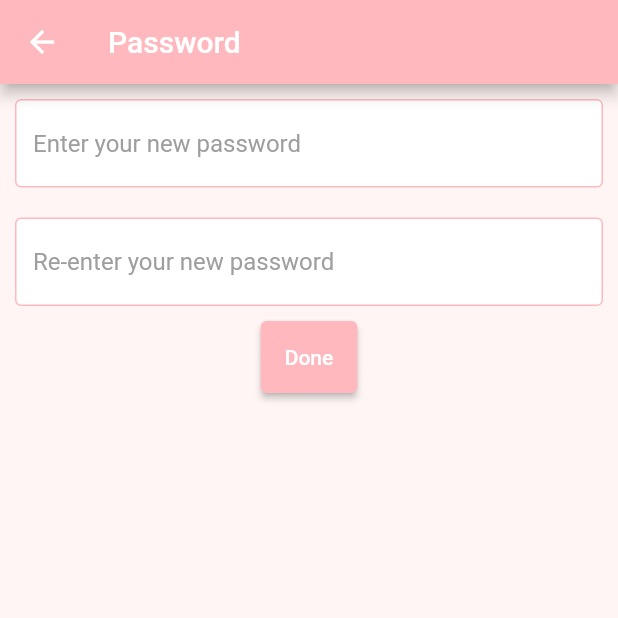
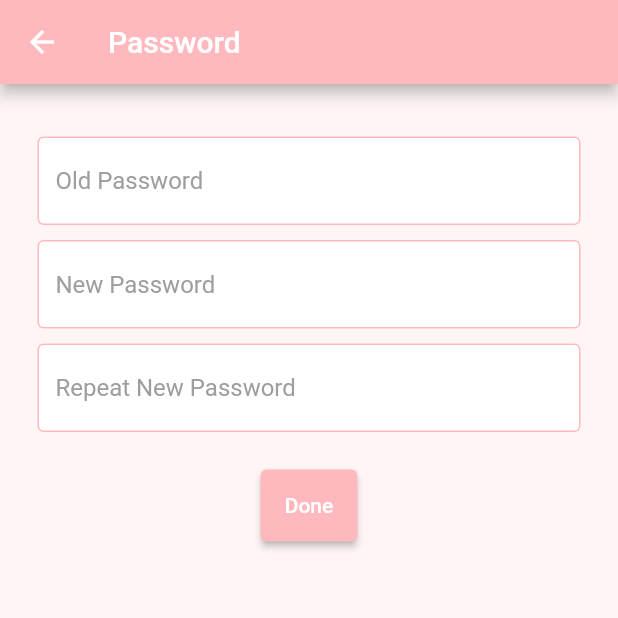
Before and after one commit to Kelpins/Mood-Tracker, a Flutter app: the Password screen opened directly, after a tap on "Done", on a phone screen of 412 x 824 dp, the top half of it. Run offline on Flutter 3.47's test engine with Material 2 defaults, Android fonts, the phone set to English and light mode, and no system bars; our stand-ins replace cloud_firestore, firebase_auth, firebase_core, fl_chart, flutter_heatmap_calendar, group_button and 2 more; accounts and stored records are empty.

Commit message:
change password code works

```diff
--- a/mood_tracker_app/lib/profile.dart
+++ b/mood_tracker_app/lib/profile.dart
@@ -98,7 +98,7 @@ class AccountInfo extends StatelessWidget {
         Card(
           child: ListTile(
             leading: Icon(Icons.email),
-            title: Text('Email'),
+            title: Text('Change Email'),
             trailing: Icon(Icons.chevron_right),
             onTap: () {
               Navigator.push(
@@ -113,7 +113,7 @@ class AccountInfo extends StatelessWidget {
         Card(
           child: ListTile(
             leading: Icon(Icons.password),
-            title: Text('Password'),
+            title: Text('Change Password'),
             trailing: Icon(Icons.chevron_right),
             onTap: () {
               Navigator.push(
--- a/mood_tracker_app/lib/profilePages/password.dart
+++ b/mood_tracker_app/lib/profilePages/password.dart
@@ -1,8 +1,16 @@
+import 'package:firebase_auth/firebase_auth.dart';
 import 'package:flutter/material.dart';
+
+import '../components/textfield.dart';
 
 class Password extends StatelessWidget {
   @override
   Widget build(BuildContext context) {
+    var user = FirebaseAuth.instance.currentUser!;
+    final passwordController = TextEditingController();
+    final oldPasswordController = TextEditingController();
+    final passwordCheckController = TextEditingController();
+
     return Scaffold(
       appBar: AppBar(
         leading: IconButton(
@@ -18,7 +26,7 @@ class Password extends StatelessWidget {
       body: Center(
         child: Column(
           children: [
-            Container(
+            /*Container(
               margin: EdgeInsets.all(10),
               child: TextField(
                 decoration: InputDecoration(
@@ -45,16 +53,65 @@ class Password extends StatelessWidget {
                 hintText: "Re-enter your new password",
                 hintStyle: TextStyle(color: Colors.grey[500]),
               )),
+            ),*/
+            SizedBox(height: 35.0),
+            MyTextField(
+              key: Key('password'),
+              controller: oldPasswordController,
+              hintText: 'Old Password',
+              obscureText: true,
             ),
+            SizedBox(height: 10),
+            MyTextField(
+              key: Key('password'),
+              controller: passwordController,
+              hintText: 'New Password',
+              obscureText: true,
+            ),
+            SizedBox(height: 10),
+            MyTextField(
+              key: Key('passwordCheck'),
+              controller: passwordCheckController,
+              hintText: 'Repeat New Password',
+              obscureText: true,
+            ),
+            SizedBox(height: 25),
             ElevatedButton(
               child: const Text("Done"),
-              onPressed:() {
-                // KELLAN ADD YOUR STUFF HERE
+              onPressed: () {
+                if (passwordController.text != passwordCheckController.text) {
+                  ScaffoldMessenger.of(context).showSnackBar(
+                    SnackBar(
+                      content: Text("Passwords did not match."),
+                    ),
+                  );
+                }
+                else if (oldPasswordController.text != user) {}
+                else {
+                  var password = passwordController.text;
+                  //Pass in the password to updatePassword.
+                  user.updatePassword(password).then((_) {
+                    ScaffoldMessenger.of(context).showSnackBar(
+                      SnackBar(
+                        content: Text("Successfully changed password!"),
+                      ),
+                    );
+                    passwordCheckController.clear();
+                    passwordController.clear();
+                  }).catchError((error) {
+                    ScaffoldMessenger.of(context).showSnackBar(
+                      SnackBar(
+                        content: Text(
+                            "Password can't be changed" + error.toString()),
+                      ),
+                    );
+                    //This might happen, when the wrong password is in, the user isn't found, or if the user hasn't logged in recently.
+                  });
+                }
               },
               style: ElevatedButton.styleFrom(
-                padding: EdgeInsets.all(16),
-                backgroundColor: Color.fromARGB(255, 255, 184, 189)
-              ),
+                  padding: EdgeInsets.all(16),
+                  backgroundColor: Color.fromARGB(255, 255, 184, 189)),
             ),
           ],
         ),
--- a/mood_tracker_app/lib/signup.dart
+++ b/mood_tracker_app/lib/signup.dart
@@ -101,6 +101,8 @@ class _SignUpState extends State<SignUp> {
                   obscureText: true,
                 ),
 
+                SizedBox(height: 10),
+
                 MyTextField(
                   key: Key('passwordCheck'),
                   controller: passwordCheckController,
```
